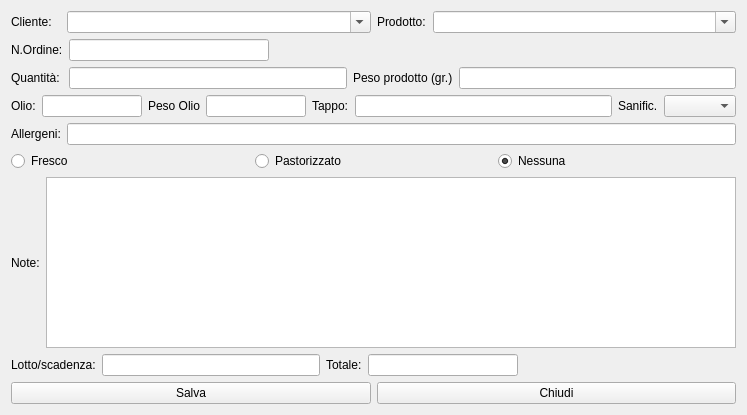
Before: the Qt Designer form hwpmanager.ui in fblabs/hamlet-mod-sancon, drawn with Qt 5.
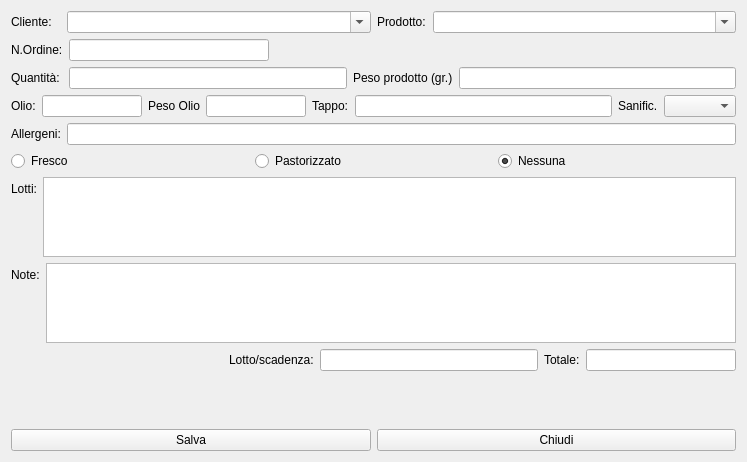
After: the same form once the commit is applied. Icons and pictures are not drawn.

Diff of the .ui file:
```diff
--- a/hwpmanager.ui
+++ b/hwpmanager.ui
@@ -10,7 +10,7 @@
     <x>0</x>
     <y>0</y>
     <width>747</width>
-    <height>415</height>
+    <height>462</height>
    </rect>
   </property>
   <property name="windowTitle">
@@ -238,24 +238,62 @@
     </layout>
    </item>
    <item>
-    <layout class="QHBoxLayout" name="horizontalLayout"/>
-   </item>
+    <layout class="QFormLayout" name="formLayout_4">
+     <item row="0" column="0">
+      <widget class="QLabel" name="label_14">
+       <property name="text">
+        <string>Lotti:</string>
+       </property>
+      </widget>
+     </item>
+     <item row="0" column="1">
+      <widget class="QPlainTextEdit" name="ptLotti">
+       <property name="maximumSize">
+        <size>
+         <width>16777215</width>
+         <height>80</height>
+        </size>
+       </property>
+      </widget>
+     </item>
+    </layout>
+   </item>
    <item>
-    <layout class="QHBoxLayout" name="horizontalLayout_2">
-     <item>
+    <layout class="QFormLayout" name="formLayout_3">
+     <item row="0" column="0">
       <widget class="QLabel" name="label_11">
        <property name="text">
         <string>Note:</string>
        </property>
       </widget>
      </item>
-     <item>
-      <widget class="QPlainTextEdit" name="ptNote"/>
+     <item row="0" column="1">
+      <widget class="QPlainTextEdit" name="ptNote">
+       <property name="maximumSize">
+        <size>
+         <width>16777215</width>
+         <height>80</height>
+        </size>
+       </property>
+      </widget>
      </item>
     </layout>
    </item>
    <item>
     <layout class="QHBoxLayout" name="horizontalLayout_3">
+     <item>
+      <spacer name="horizontalSpacer">
+       <property name="orientation">
+        <enum>Qt::Horizontal</enum>
+       </property>
+       <property name="sizeHint" stdset="0">
+        <size>
+         <width>40</width>
+         <height>20</height>
+        </size>
+       </property>
+      </spacer>
+     </item>
      <item>
       <widget class="QLabel" name="label_13">
        <property name="text">
@@ -283,20 +321,20 @@
        </property>
       </widget>
      </item>
+    </layout>
+   </item>
      <item>
-      <spacer name="horizontalSpacer">
+    <spacer name="verticalSpacer">
        <property name="orientation">
-        <enum>Qt::Horizontal</enum>
+      <enum>Qt::Vertical</enum>
        </property>
        <property name="sizeHint" stdset="0">
         <size>
-         <width>40</width>
-         <height>20</height>
+       <width>20</width>
+       <height>11</height>
         </size>
        </property>
       </spacer>
-     </item>
-    </layout>
    </item>
    <item>
     <layout class="QHBoxLayout" name="horizontalLayout_4">
```
Lines whose indentation alone changed are shown as unchanged.
